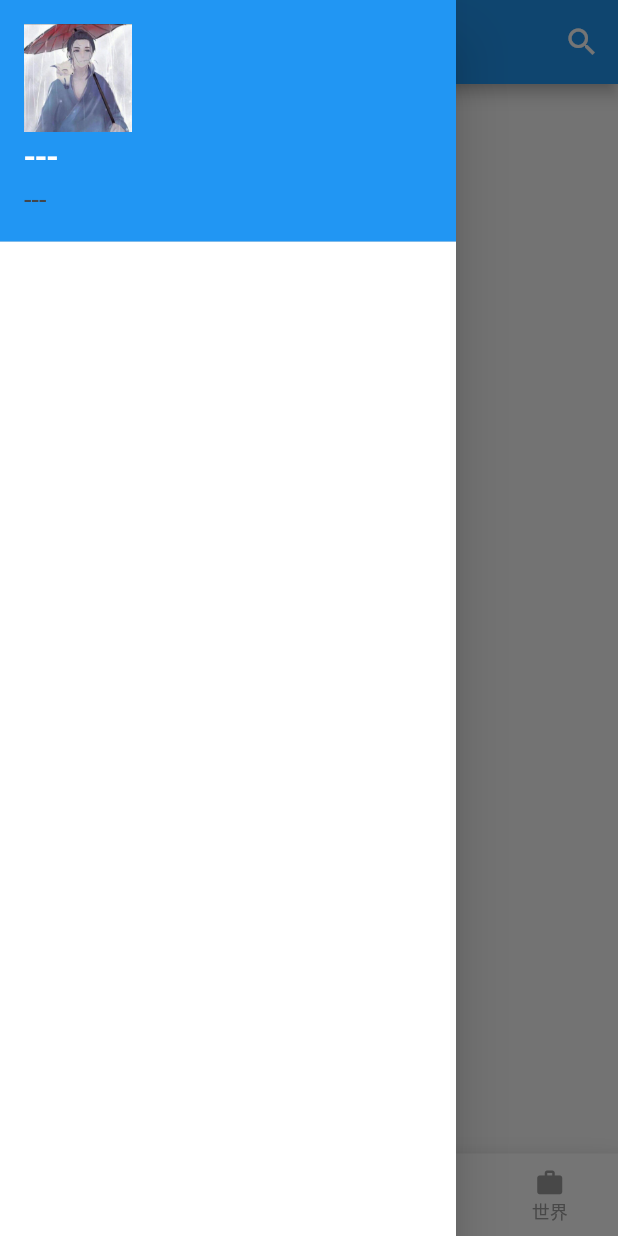
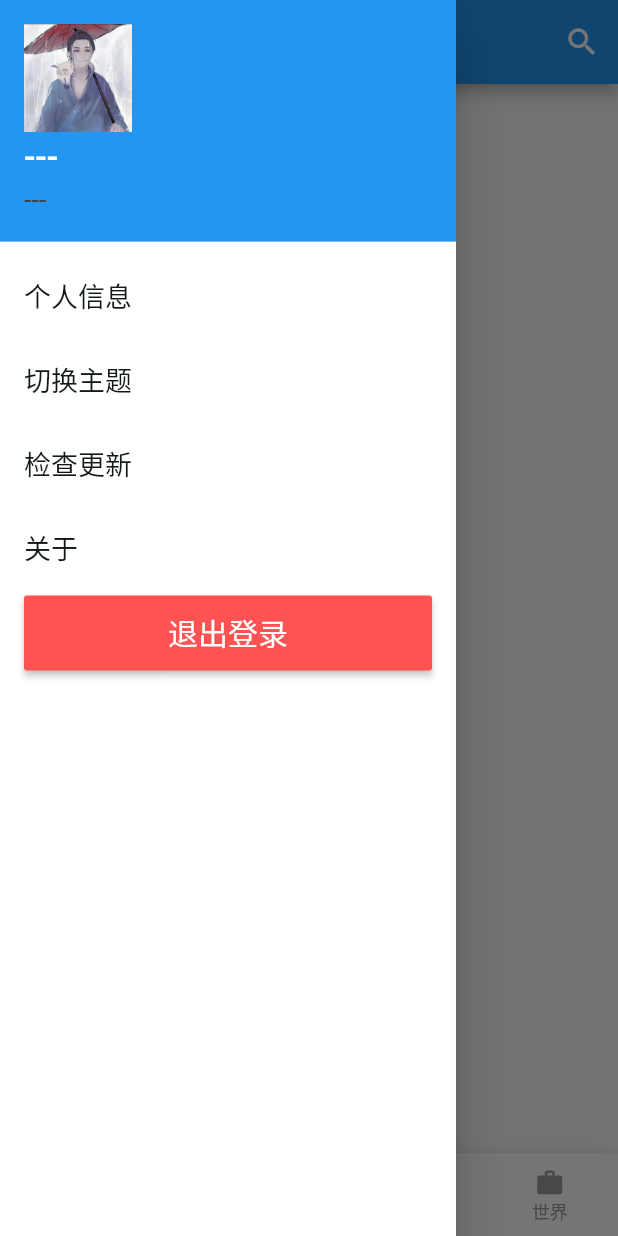
Before and after one commit to QianchengYan/knowledge-manager, a Flutter app: the HomePage screen opened by its route, with the side drawer open, on a phone screen of 412 x 824 dp. Run offline on Flutter 3.47's test engine with Material 2 defaults, Android fonts, the light colour scheme and no system bars; our stand-ins replace connectivity, device_info, dio, event_bus, flutter_cache_manager, flutter_redux and 8 more; missing offline and left inert: android_intent; accounts and stored records are empty; generated files the repository leaves out were written again.

Commit message:
home/drawer_page 界面搭建完成，功能只完成了退出登录

```diff
--- a/knowledge_manager/lib/common/localization/my_string_base.dart
+++ b/knowledge_manager/lib/common/localization/my_string_base.dart
@@ -21,6 +21,7 @@ abstract class MyStringBase {
   String get login_text;
   String get signup_text;
 
+
   String get signup_username;
   String get signup_password;
   String get signup_name;
@@ -32,6 +33,11 @@ abstract class MyStringBase {
   String get app_name;
 
   String get home_reply;
+  String get drawer_user_info;
+  String get drawer_change_theme;
+  String get drawer_check_update;
+  String get drawer_about;
+  String get drawer_logout;
 
   String get network_error;
   String get network_error_401;
@@ -40,7 +46,4 @@ abstract class MyStringBase {
   String get network_error_404;
   String get network_error_timeout;
   String get network_error_unknow;
-
-
-
 }
--- a/knowledge_manager/lib/common/localization/my_string_en.dart
+++ b/knowledge_manager/lib/common/localization/my_string_en.dart
@@ -54,8 +54,20 @@ class MyStringEn extends MyStringBase {
   @override
   String app_name = "knowledge Manager";
 
+// HomePage
   @override
   String home_reply = "error callback";
+  @override
+  String drawer_user_info = "User Info";
+  @override
+  String drawer_change_theme = "Change Theme";
+  @override
+  String drawer_check_update = "Check Update";
+  @override
+  String drawer_about = "About";
+  @override
+  String drawer_logout = "Logout";
+
 
   @override
   String network_error = "network_error";
--- a/knowledge_manager/lib/common/localization/my_string_zh.dart
+++ b/knowledge_manager/lib/common/localization/my_string_zh.dart
@@ -47,6 +47,18 @@ class MyStringZh extends MyStringBase {
   @override
   String signup_email = "邮箱";
 
+  // HomePage
+  @override
+  String drawer_user_info = "个人信息";
+  @override
+  String drawer_change_theme = "切换主题";
+  @override
+  String drawer_check_update = "检查更新";
+  @override
+  String drawer_about = "关于";
+  @override
+  String drawer_logout = "退出登录";
+
   @override
   String switch_language = "语言切换";
 
--- a/knowledge_manager/lib/pages/home/widget/home_drawer.dart
+++ b/knowledge_manager/lib/pages/home/widget/home_drawer.dart
@@ -1,14 +1,32 @@
 import 'package:flutter/material.dart';
 import 'package:flutter_redux/flutter_redux.dart';
+import 'package:knowledge_manager/common/localization/default_localizations.dart';
 import 'package:knowledge_manager/common/style/my_colors.dart';
 import 'package:knowledge_manager/common/style/my_images.dart';
 import 'package:knowledge_manager/common/style/my_text_style.dart';
+import 'package:knowledge_manager/common/utils/navigator_utils.dart';
 import 'package:knowledge_manager/model/User.dart';
 import 'package:knowledge_manager/redux/my_state.dart';
+import 'package:knowledge_manager/widgets/my_flex_button.dart';
 
 class HomeDrawer extends StatelessWidget {
+  // for (int i = 0; i < list.length; i++) {
+  //   _list.add(new Center(
+  //     child: ListTile(
+  //       leading: new Icon(Icons.list),
+  //       title: new Text(list[i].name),
+  //       trailing: new Icon(Icons.keyboard_arrow_right),
+  //     ),
+  //   ));
+  // }
   @override
   Widget build(BuildContext context) {
+    List<String> _titles = [
+      MyLocalizations.i18n(context).drawer_user_info,
+      MyLocalizations.i18n(context).drawer_change_theme,
+      MyLocalizations.i18n(context).drawer_check_update,
+      MyLocalizations.i18n(context).drawer_about,
+    ];
     return new Material(
       child: new StoreBuilder<MyState>(
         builder: (context, store) {
@@ -61,6 +79,68 @@ class HomeDrawer extends StatelessWidget {
                               ),
                             ),
                           ),
+                          new ListTile(
+                            title: new Text(
+                              _titles[0],
+                              style: MyTextStyle.normalText,
+                            ),
+                            onTap: () {},
+                          ),
+                          new ListTile(
+                            title: new Text(
+                              _titles[1],
+                              style: MyTextStyle.normalText,
+                            ),
+                            onTap: () {},
+                          ),
+                          new ListTile(
+                            title: new Text(
+                              _titles[2],
+                              style: MyTextStyle.normalText,
+                            ),
+                            onTap: () {},
+                          ),
+                          new ListTile(
+                            title: new Text(
+                              _titles[3],
+                              style: MyTextStyle.normalText,
+                            ),
+                            onTap: () {},
+                          ),
+                          new ListTile(
+                            title: new MyFlexButton(
+                              text: MyLocalizations.i18n(context).drawer_logout,
+                              color: Colors.redAccent,
+                              textColor: MyColors.textWhite,
+                              onPress: () {
+                                NavigatorUtils.goLogin(context);
+                              },
+                            ),
+                            onTap: () {},
+                          ),
+                          // ListView(
+                          //   children: _list.map((value) {
+                          //     return ListTile(
+                          //       leading: new Icon(Icons.list),
+                          //       title: new Text(value),
+                          //       trailing: new Icon(Icons.keyboard_arrow_right),
+                          //     );
+                          //   }).toList(),
+                          // ),
+                          // _list.map((value){
+                          //     return ListTile(
+                          //       leading: new Icon(Icons.list),
+                          //       title: new Text(value),
+                          //       trailing: new Icon(Icons.keyboard_arrow_right),
+                          //     );
+                          //   }).toList() as Widget,
+
+                          //  ListTile(
+                          //       leading: new Icon(Icons.list),
+                          //       title: new Text("value"),
+                          //       trailing: new Icon(Icons.keyboard_arrow_right),
+                          //     ),
+
                           // new ListTile(
 
                           // )
--- a/knowledge_manager/lib/pages/schedule/schedule_page.dart
+++ b/knowledge_manager/lib/pages/schedule/schedule_page.dart
@@ -13,12 +13,20 @@ class SchedulePage extends StatefulWidget {
 }
 
 class _SchedulePageState extends State<SchedulePage> {
+  // 标题：appBar 和 bottomItem 用到
+  static const List<String> titles = [
+    "日程",
+    "Flag",
+    "任务",
+    "世界",
+  ];
   @override
   Widget build(BuildContext context) {
     return StoreBuilder<MyState>(
       builder: (context, store) {
-        return Container(
-            child: FlatButton(
+        return Column(
+          children: <Widget>[
+            FlatButton(
               child: Text("测试"),
               onPressed: () async {
                 print(store.state.locale);
@@ -28,7 +36,9 @@ class _SchedulePageState extends State<SchedulePage> {
                 //     await dio.get(Address.getMyInfo(), queryParameters: {"username": 1});
                 // print(response.data.toString());
               },
-        ));
+            ),
+          ],
+        );
       },
     );
   }
```
Lines whose indentation alone changed are shown as unchanged.
